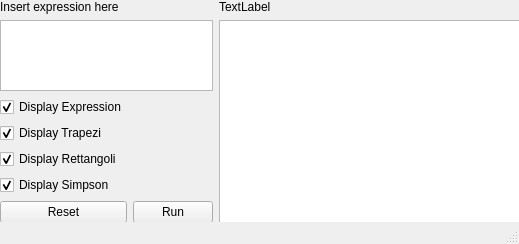
First picture: the form in mainwindow.ui, repository Annicc/NumericalIntegration, before the edit.
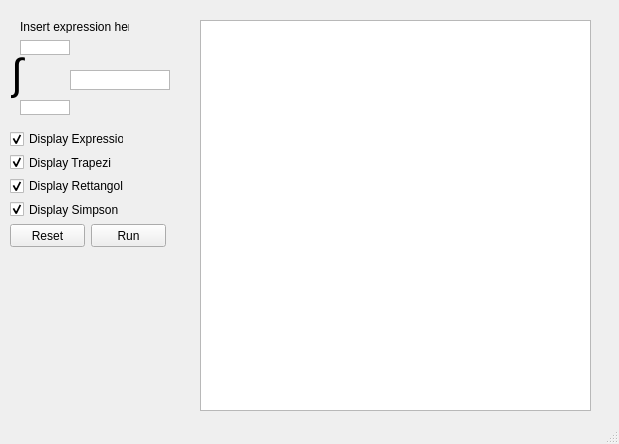
Second picture: the form after the edit. Custom widgets are drawn as their Qt base class.

The edit to the form file:
```diff
--- a/mainwindow.ui
+++ b/mainwindow.ui
@@ -6,38 +6,140 @@
    <rect>
     <x>0</x>
     <y>0</y>
-    <width>519</width>
-    <height>244</height>
+    <width>619</width>
+    <height>444</height>
    </rect>
   </property>
+  <property name="sizePolicy">
+   <sizepolicy hsizetype="Minimum" vsizetype="Minimum">
+    <horstretch>0</horstretch>
+    <verstretch>0</verstretch>
+   </sizepolicy>
+  </property>
   <property name="windowTitle">
    <string>MainWindow</string>
   </property>
   <widget class="QWidget" name="centralwidget">
-   <widget class="QWidget" name="layoutWidget">
+   <widget class="QLabel" name="integral">
     <property name="geometry">
      <rect>
-      <x>0</x>
-      <y>0</y>
-      <width>520</width>
-      <height>223</height>
+      <x>11</x>
+      <y>48</y>
+      <width>36</width>
+      <height>52</height>
      </rect>
     </property>
-    <layout class="QGridLayout" name="gridLayout">
-     <item row="1" column="0" colspan="2">
-      <widget class="QTextEdit" name="expressionInput">
+    <property name="font">
+     <font>
+      <pointsize>32</pointsize>
+     </font>
+    </property>
+    <property name="text">
+     <string>∫ </string>
+    </property>
+   </widget>
+   <widget class="QTextEdit" name="upperLimit">
+    <property name="geometry">
+     <rect>
+      <x>20</x>
+      <y>40</y>
+      <width>50</width>
+      <height>15</height>
+     </rect>
+    </property>
+    <property name="maximumSize">
+     <size>
+      <width>50</width>
+      <height>15</height>
+     </size>
+    </property>
        <property name="verticalScrollBarPolicy">
+     <enum>Qt::ScrollBarAlwaysOff</enum>
+    </property>
+    <property name="horizontalScrollBarPolicy">
         <enum>Qt::ScrollBarAsNeeded</enum>
        </property>
-       <property name="sizeAdjustPolicy">
-        <enum>QAbstractScrollArea::AdjustToContents</enum>
-       </property>
-      </widget>
-     </item>
-     <item row="1" column="2" rowspan="3">
-      <widget class="QChartView" name="ChartView"/>
-     </item>
-     <item row="2" column="0">
+   </widget>
+   <widget class="QChartView" name="ChartView">
+    <property name="geometry">
+     <rect>
+      <x>200</x>
+      <y>20</y>
+      <width>391</width>
+      <height>391</height>
+     </rect>
+    </property>
+   </widget>
+   <widget class="QTextEdit" name="lowerLimit">
+    <property name="geometry">
+     <rect>
+      <x>20</x>
+      <y>100</y>
+      <width>50</width>
+      <height>15</height>
+     </rect>
+    </property>
+    <property name="maximumSize">
+     <size>
+      <width>50</width>
+      <height>15</height>
+     </size>
+    </property>
+    <property name="verticalScrollBarPolicy">
+     <enum>Qt::ScrollBarAlwaysOff</enum>
+    </property>
+    <property name="horizontalScrollBarPolicy">
+     <enum>Qt::ScrollBarAsNeeded</enum>
+    </property>
+   </widget>
+   <widget class="QLabel" name="label">
+    <property name="geometry">
+     <rect>
+      <x>20</x>
+      <y>20</y>
+      <width>109</width>
+      <height>13</height>
+     </rect>
+    </property>
+    <property name="text">
+     <string>Insert expression here</string>
+    </property>
+   </widget>
+   <widget class="QPushButton" name="RunButton">
+    <property name="geometry">
+     <rect>
+      <x>91</x>
+      <y>224</y>
+      <width>75</width>
+      <height>23</height>
+     </rect>
+    </property>
+    <property name="text">
+     <string>Run</string>
+    </property>
+   </widget>
+   <widget class="QPushButton" name="ResetButton">
+    <property name="geometry">
+     <rect>
+      <x>10</x>
+      <y>224</y>
+      <width>75</width>
+      <height>23</height>
+     </rect>
+    </property>
+    <property name="text">
+     <string>Reset</string>
+    </property>
+   </widget>
+   <widget class="QWidget" name="">
+    <property name="geometry">
+     <rect>
+      <x>10</x>
+      <y>130</y>
+      <width>114</width>
+      <height>88</height>
+     </rect>
+    </property>
       <layout class="QVBoxLayout" name="verticalLayout">
        <item>
         <widget class="QCheckBox" name="checkExpression">
@@ -80,36 +182,28 @@
         </widget>
        </item>
       </layout>
-     </item>
-     <item row="3" column="1">
-      <widget class="QPushButton" name="RunButton">
-       <property name="text">
-        <string>Run</string>
-       </property>
-      </widget>
-     </item>
-     <item row="3" column="0">
-      <widget class="QPushButton" name="ResetButton">
-       <property name="text">
-        <string>Reset</string>
-       </property>
-      </widget>
-     </item>
-     <item row="0" column="0">
-      <widget class="QLabel" name="label">
-       <property name="text">
-        <string>Insert expression here</string>
-       </property>
-      </widget>
-     </item>
-     <item row="0" column="2">
-      <widget class="QLabel" name="label_2">
-       <property name="text">
-        <string>TextLabel</string>
-       </property>
-      </widget>
-     </item>
-    </layout>
+   </widget>
+   <widget class="QTextEdit" name="expressionInput">
+    <property name="geometry">
+     <rect>
+      <x>70</x>
+      <y>70</y>
+      <width>100</width>
+      <height>20</height>
+     </rect>
+    </property>
+    <property name="maximumSize">
+     <size>
+      <width>100</width>
+      <height>20</height>
+     </size>
+    </property>
+    <property name="verticalScrollBarPolicy">
+     <enum>Qt::ScrollBarAlwaysOff</enum>
+    </property>
+    <property name="sizeAdjustPolicy">
+     <enum>QAbstractScrollArea::AdjustToContents</enum>
+    </property>
    </widget>
   </widget>
   <widget class="QStatusBar" name="statusbar"/>
```
Left out of the diff: 32 changed lines with no effect on the pictures. Lines whose indentation alone changed are shown as unchanged.
